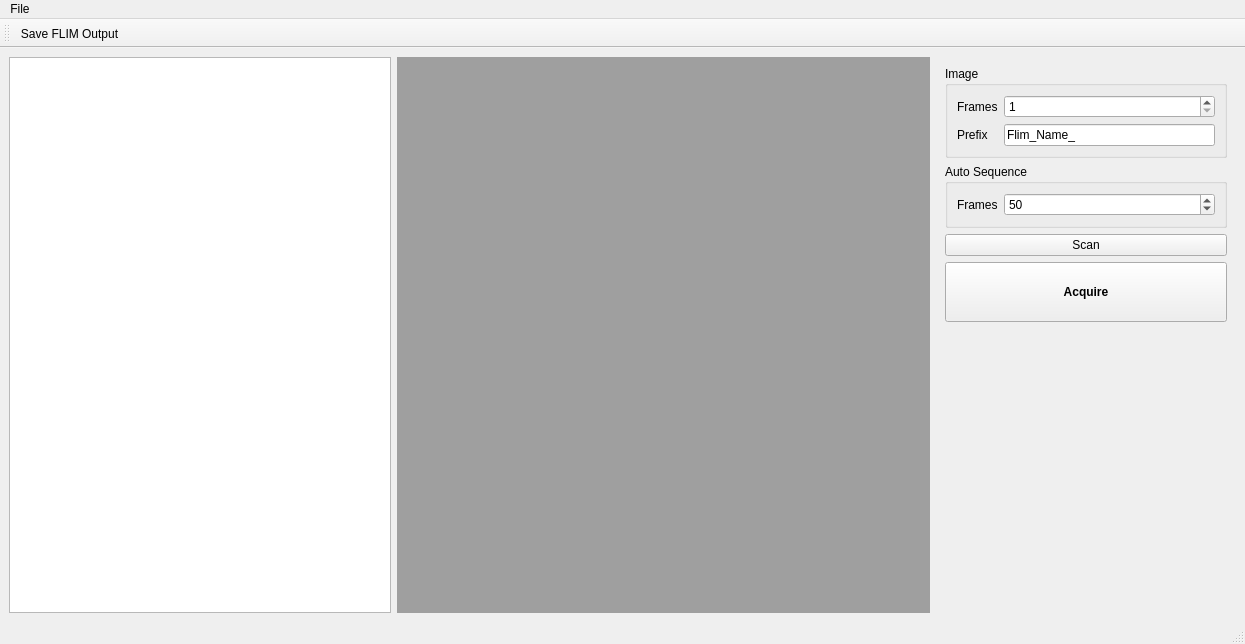
Qt form Source/flim-ui/FlimDisplay.ui (flimfit/Galene) before a commit.
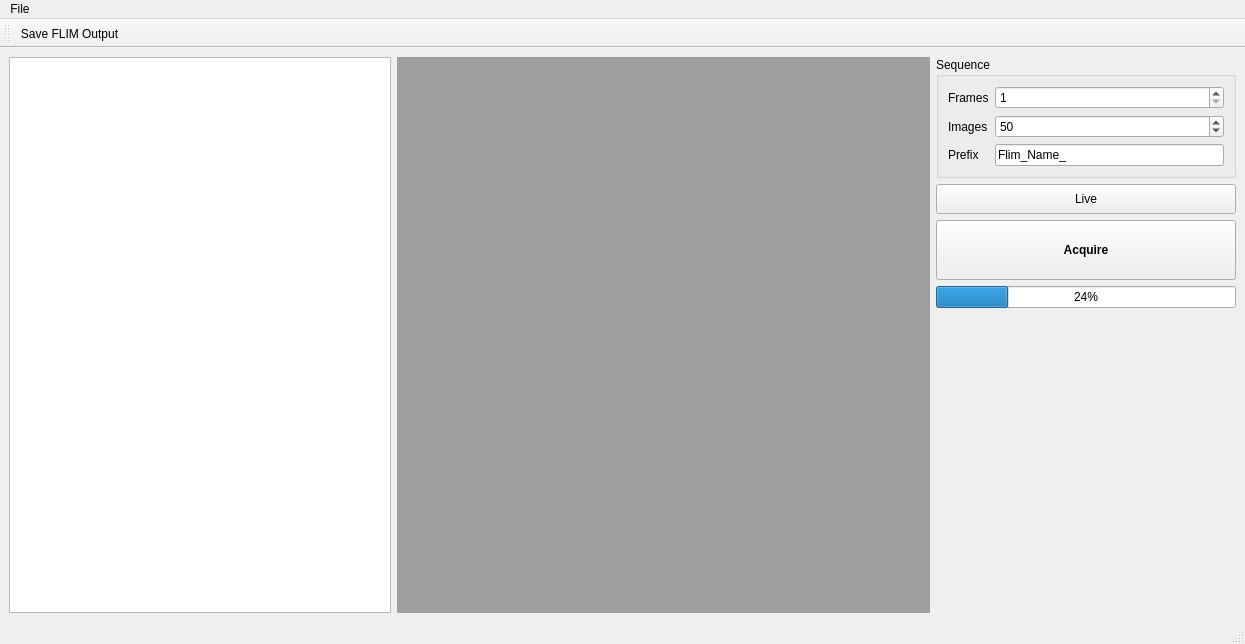
The same form after that commit. Custom widgets are drawn as their Qt base class.

Diff of the .ui file:
```diff
--- a/Source/flim-ui/FlimDisplay.ui
+++ b/Source/flim-ui/FlimDisplay.ui
@@ -50,6 +50,18 @@
        </size>
       </property>
       <layout class="QVBoxLayout" name="verticalLayout">
+       <property name="leftMargin">
+        <number>0</number>
+       </property>
+       <property name="topMargin">
+        <number>0</number>
+       </property>
+       <property name="rightMargin">
+        <number>0</number>
+       </property>
+       <property name="bottomMargin">
+        <number>0</number>
+       </property>
        <item>
         <widget class="QGroupBox" name="groupBox_6">
          <property name="minimumSize">
@@ -59,7 +71,7 @@
           </size>
          </property>
          <property name="title">
-          <string>Image</string>
+          <string>Sequence</string>
          </property>
          <layout class="QFormLayout" name="formLayout_9">
           <item row="0" column="0">
@@ -79,44 +91,22 @@
             </property>
            </widget>
           </item>
-          <item row="1" column="0">
+          <item row="2" column="0">
            <widget class="QLabel" name="label">
             <property name="text">
              <string>Prefix</string>
             </property>
            </widget>
           </item>
-          <item row="1" column="1">
+          <item row="2" column="1">
            <widget class="QLineEdit" name="prefix_edit">
             <property name="text">
              <string>Flim_Name_</string>
             </property>
            </widget>
           </item>
-         </layout>
-        </widget>
-       </item>
-       <item>
-        <widget class="QGroupBox" name="groupBox_4">
-         <property name="minimumSize">
-          <size>
-           <width>0</width>
-           <height>0</height>
-          </size>
-         </property>
-         <property name="title">
-          <string>Auto Sequence</string>
-         </property>
-         <layout class="QFormLayout" name="formLayout_11">
-          <item row="0" column="0">
-           <widget class="QLabel" name="label_12">
-            <property name="text">
-             <string>Frames</string>
-            </property>
-           </widget>
-          </item>
-          <item row="0" column="1">
-           <widget class="QSpinBox" name="n_auto_frames_spin">
+          <item row="1" column="1">
+           <widget class="QSpinBox" name="n_images_spin">
             <property name="minimum">
              <number>1</number>
             </property>
@@ -128,13 +118,26 @@
             </property>
            </widget>
           </item>
+          <item row="1" column="0">
+           <widget class="QLabel" name="label_12">
+            <property name="text">
+             <string>Images</string>
+            </property>
+           </widget>
+          </item>
          </layout>
         </widget>
        </item>
        <item>
         <widget class="QPushButton" name="scan_button">
+         <property name="minimumSize">
+          <size>
+           <width>0</width>
+           <height>30</height>
+          </size>
+         </property>
          <property name="text">
-          <string>Scan</string>
+          <string>Live</string>
          </property>
          <property name="checkable">
           <bool>true</bool>
@@ -163,6 +166,13 @@
          </property>
         </widget>
        </item>
+       <item>
+        <widget class="QProgressBar" name="progressBar">
+         <property name="value">
+          <number>24</number>
+         </property>
+        </widget>
+       </item>
        <item>
         <spacer name="verticalSpacer">
          <property name="orientation">
```
